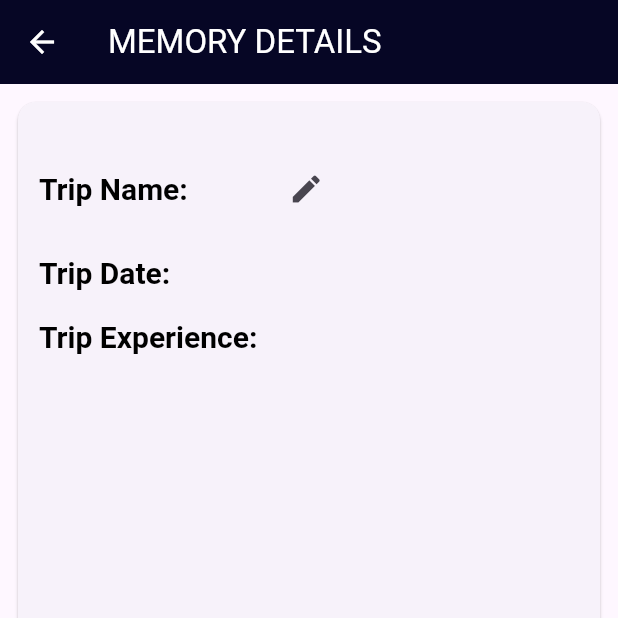
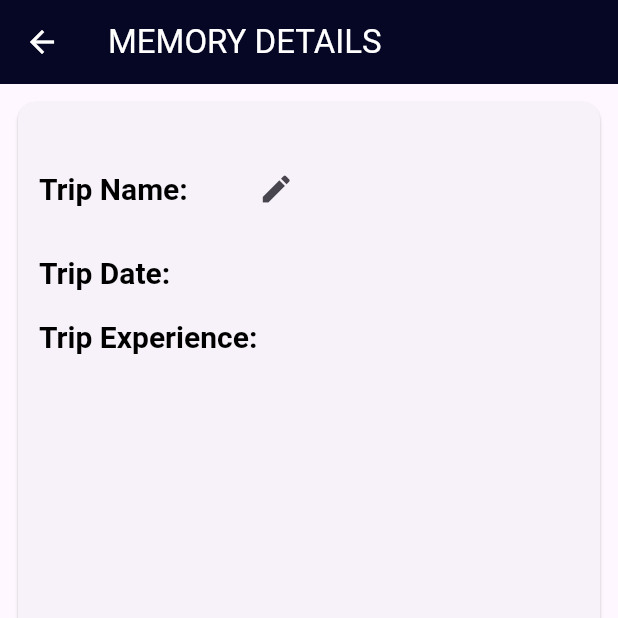
Before and after one commit to jincykp/MyTrips-Travel-Planner, a Flutter app: the MemoryFullview screen opened directly with empty values, on a phone screen of 412 x 824 dp, the top half of it. Run offline on Flutter 3.47's test engine with Material 3 defaults, Android fonts, the light colour scheme and no system bars; our stand-ins replace hive, hive_flutter, image_picker, lottie; accounts and stored records are empty; project files that could hold a hidden picture were left out.

Commit message:
all done

```diff
--- a/lib/database/functions/memories_db_functions.dart
+++ b/lib/database/functions/memories_db_functions.dart
@@ -27,7 +27,7 @@ Future<void> deleteMemory(int id) async {
   final memoryDatabox = await Hive.openBox<MemoryModel>('memo_data');
   memoryDatabox.delete(id);
   // memoryDatabox.clear();
-  //updateMemories();
+  updateMemories();
 }
 
 Future<void> editMemories(MemoryModel editedmemos) async {
--- a/lib/screens/addtrips.dart
+++ b/lib/screens/addtrips.dart
@@ -213,6 +213,9 @@ class _AddTripScreenState extends State<AddTripScreen> {
   }
 
   saveTrip() async {
+    if (images == null || images!.isEmpty) {
+      return;
+    }
     //  final String tripimage = images;
     print('function called');
     final tripDestination = _destinationController.text.trim();
--- a/lib/screens/memories/edit_memories.dart
+++ b/lib/screens/memories/edit_memories.dart
@@ -4,6 +4,7 @@ import 'package:flutter/material.dart';
 import 'package:my_trips/database/functions/memories_db_functions.dart';
 import 'package:my_trips/database/model/memories_model.dart';
 import 'package:my_trips/screens/loginscreens/support.dart';
+import 'package:my_trips/screens/memories/memory_fullview.dart';
 
 class EditMemory extends StatefulWidget {
   MemoryModel mEdit;
@@ -170,7 +171,7 @@ class _EditMemoryState extends State<EditMemory> {
                         // saveMemories();
                         editMemories(memoDatas).then((value) {
                           Navigator.of(context).pop();
-                          Navigator.of(context).pop();
+                          // Navigator.of(context).pop();
                         });
                       }
                     },
--- a/lib/screens/memories/memory_fullview.dart
+++ b/lib/screens/memories/memory_fullview.dart
@@ -39,12 +39,13 @@ class _MemoryFullviewState extends State<MemoryFullview> {
                 child: Padding(
                   padding: const EdgeInsets.all(8.0),
                   child: Card(
+                    //  margin: EdgeInsets.all(8),
                     //color: Color.fromARGB(255, 156, 156, 192),
                     // elevation: 50,
                     shape: RoundedRectangleBorder(
                         borderRadius: BorderRadius.circular(12)),
                     child: Container(
-                      width: 450,
+                      width: 500,
                       // height: 600,
                       child: Padding(
                         padding: const EdgeInsets.all(14.0),
@@ -58,6 +59,7 @@ class _MemoryFullviewState extends State<MemoryFullview> {
                                 Align(
                                   alignment: Alignment.topLeft,
                                   child: RichText(
+                                    // overflow: TextOverflow.ellipsis,
                                     text: TextSpan(
                                         text: 'Trip Name:   ',
                                         style: TextStyle(
@@ -75,7 +77,7 @@ class _MemoryFullviewState extends State<MemoryFullview> {
                                         ]),
                                   ),
                                 ),
-                                SizedBox(width: 40),
+                                SizedBox(width: 20),
                                 IconButton(
                                     onPressed: () {
                                       Navigator.push(
--- a/pubspec.yaml
+++ b/pubspec.yaml
@@ -35,6 +35,7 @@ dependencies:
 
 dev_dependencies:
   build_runner: ^2.4.8
+  flutter_launcher_icons: ^0.13.1
   flutter_lints: ^2.0.0
   flutter_test:
     sdk: flutter
```
Also changed, not shown: lib/screens/fullview_trips.dart (+7 -4 lines), lib/screens/plans/new.dart (added), pubspec.lock, 5 other files.
